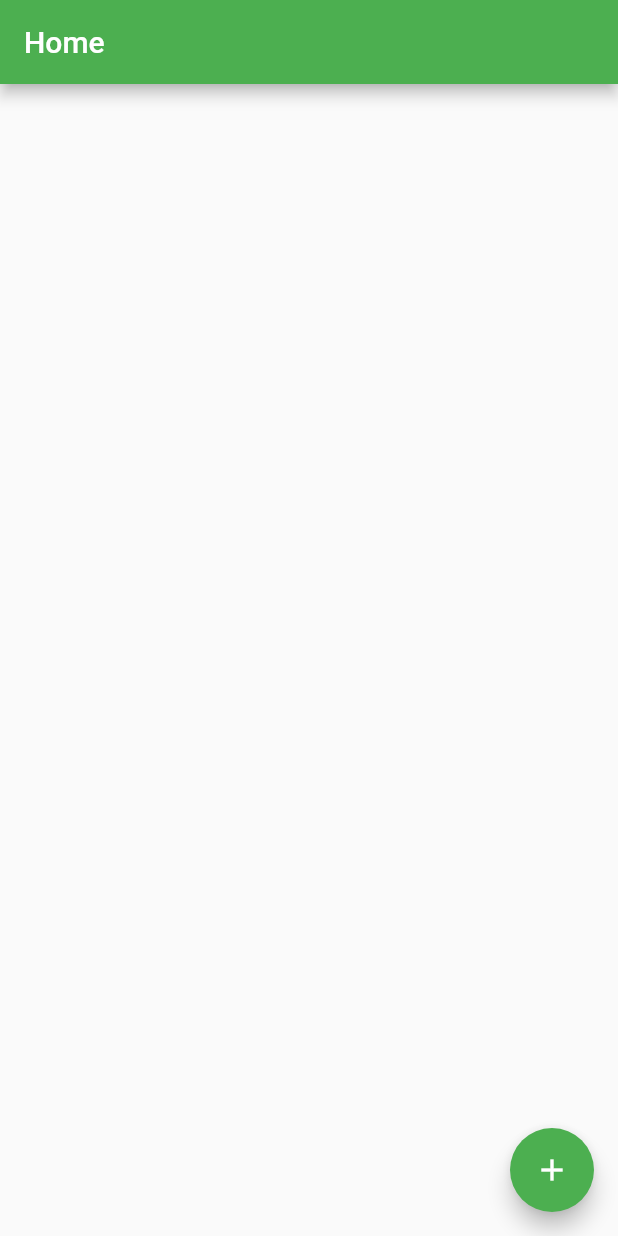
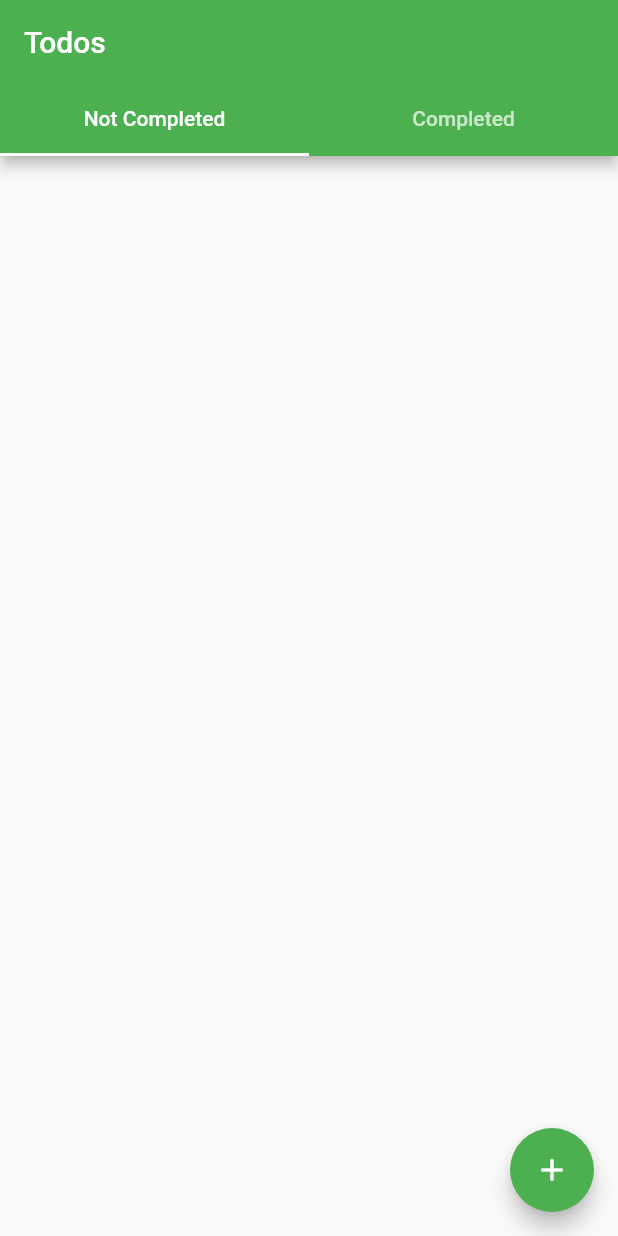
Before and after one commit to JackMoseley2001/flutter-todo, a Flutter app: the screen it shows after launch, on a phone screen of 412 x 824 dp. Run offline on Flutter 3.47's test engine with Material 2 defaults, Android fonts, the phone set to English and light mode, and no system bars; our stand-ins replace flutter_slidable.

Commit message:
Added tab list for completed and incomplete todos

```diff
--- /dev/null
+++ b/lib/completed_todo_list.dart
@@ -0,0 +1,64 @@
+import 'package:flutter/material.dart';
+import 'package:flutter_slidable/flutter_slidable.dart';
+import 'package:todolist/views/todo_list.dart';
+
+import 'todo_form.dart';
+
+import 'models/todo.dart';
+
+class CompletedTodoList extends StatefulWidget {
+  CompletedTodoList({Key key}) : super(key: key);
+
+  @override
+  _CompletedTodoListState createState() => _CompletedTodoListState();
+}
+
+class _CompletedTodoListState extends State<CompletedTodoList> {
+  List<Todo> _todos = [];
+
+  final SlidableController slidableController = SlidableController();
+
+  void _addTodo() async {
+    Todo newTodo = await Navigator.push(
+        context, MaterialPageRoute(builder: (context) => TodoForm()));
+    if (newTodo != null) {
+      setState(() {
+        _todos.add(newTodo);
+      });
+    }
+  }
+
+  void _deleteTodo(Todo item) {
+    int indexOfTodo = _todos.indexOf(item);
+    if (indexOfTodo != null) {
+      setState(() {
+        _todos.removeAt(indexOfTodo);
+      });
+    }
+  }
+
+  void _changeCompleted(Todo item, bool state) {
+    int indexOfTodo = _todos.indexOf(item);
+    if (indexOfTodo != null) {
+      setState(() {
+        _todos[indexOfTodo].completed = state;
+      });
+    }
+  }
+
+  @override
+  Widget build(BuildContext context) {
+    return Scaffold(
+      body: TodoList(
+        todos: _todos,
+        deleteItem: _deleteTodo,
+        changeCompleted: _changeCompleted,
+      ),
+      floatingActionButton: FloatingActionButton(
+        onPressed: _addTodo,
+        tooltip: 'Increment',
+        child: Icon(Icons.add),
+      ),
+    );
+  }
+}
--- a/lib/main.dart
+++ b/lib/main.dart
@@ -1,10 +1,6 @@
 import 'package:flutter/material.dart';
-import 'package:flutter_slidable/flutter_slidable.dart';
-
-import 'todo_form.dart';
-
-import 'models/todo.dart';
-import 'views/todo_row.dart';
+import 'package:todolist/completed_todo_list.dart';
+import 'not_completed_todo_list.dart';
 
 void main() {
   runApp(MyApp());
@@ -19,78 +15,26 @@ class MyApp extends StatelessWidget {
       theme: ThemeData(
         primarySwatch: Colors.green,
       ),
-      home: MyHomePage(title: 'Home'),
+      home: DefaultTabController(
+          length: 2,
+          child: Scaffold(
+            appBar: AppBar(
+              bottom: TabBar(
+                tabs: [
+                  Tab(
+                    text: 'Not Completed',
+                  ),
+                  Tab(
+                    text: 'Completed',
+                  )
+                ],
+              ),
+              title: Text('Todos'),
+            ),
+            body: TabBarView(
+              children: [NotCompletedTodoList(), CompletedTodoList()],
+            ),
+          )),
     );
   }
 }
-
-class MyHomePage extends StatefulWidget {
-  MyHomePage({Key key, this.title}) : super(key: key);
-  final String title;
-
-  @override
-  _MyHomePageState createState() => _MyHomePageState();
-}
-
-class _MyHomePageState extends State<MyHomePage> {
-  List<Todo> _todos = [];
-
-  final SlidableController slidableController = SlidableController();
-
-  void _addTodo() async {
-    Todo newTodo = await Navigator.push(
-        context, MaterialPageRoute(builder: (context) => TodoForm()));
-    if (newTodo != null) {
-      setState(() {
-        _todos.add(newTodo);
-      });
-    }
-  }
-
-  void _deleteTodo(int index) {
-    setState(() {
-      _todos.removeAt(index);
-    });
-  }
-
-  Widget _buildListItem(Todo todo, int index) {
-    return Slidable(
-      controller: slidableController,
-      key: Key(todo.id),
-      actionPane: SlidableScrollActionPane(),
-      child: TodoRow(value: todo),
-      secondaryActions: [
-        IconSlideAction(
-            caption: 'Delete',
-            color: Colors.red,
-            icon: Icons.delete,
-            onTap: () => _deleteTodo(index))
-      ],
-    );
-  }
-
-  @override
-  Widget build(BuildContext context) {
-    return Scaffold(
-      appBar: AppBar(
-        title: Text(widget.title),
-      ),
-      body: ListView.separated(
-        padding: EdgeInsets.symmetric(vertical: 10),
-        itemCount: _todos.length,
-        itemBuilder: (BuildContext context, int index) {
-          var currentItem = _todos[index];
-          return _buildListItem(currentItem, index);
-        },
-        separatorBuilder: (BuildContext context, int index) {
-          return Divider();
-        },
-      ),
-      floatingActionButton: FloatingActionButton(
-        onPressed: _addTodo,
-        tooltip: 'Increment',
-        child: Icon(Icons.add),
-      ),
-    );
-  }
-}
--- /dev/null
+++ b/lib/not_completed_todo_list.dart
@@ -0,0 +1,64 @@
+import 'package:flutter/material.dart';
+import 'package:flutter_slidable/flutter_slidable.dart';
+
+import 'todo_form.dart';
+
+import 'models/todo.dart';
+import 'package:todolist/views/todo_list.dart';
+
+class NotCompletedTodoList extends StatefulWidget {
+  NotCompletedTodoList({Key key}) : super(key: key);
+
+  @override
+  _NotCompletedTodoListState createState() => _NotCompletedTodoListState();
+}
+
+class _NotCompletedTodoListState extends State<NotCompletedTodoList> {
+  List<Todo> _todos = [];
+
+  final SlidableController slidableController = SlidableController();
+
+  void _addTodo() async {
+    Todo newTodo = await Navigator.push(
+        context, MaterialPageRoute(builder: (context) => TodoForm()));
+    if (newTodo != null) {
+      setState(() {
+        _todos.add(newTodo);
+      });
+    }
+  }
+
+  void _deleteTodo(Todo item) {
+    int indexOfTodo = _todos.indexOf(item);
+    if (indexOfTodo != null) {
+      setState(() {
+        _todos.removeAt(indexOfTodo);
+      });
+    }
+  }
+
+  void _changeCompleted(Todo item, bool state) {
+    int indexOfTodo = _todos.indexOf(item);
+    if (indexOfTodo != null) {
+      setState(() {
+        _todos[indexOfTodo].completed = state;
+      });
+    }
+  }
+
+  @override
+  Widget build(BuildContext context) {
+    return Scaffold(
+      body: TodoList(
+        todos: _todos,
+        deleteItem: _deleteTodo,
+        changeCompleted: _changeCompleted,
+      ),
+      floatingActionButton: FloatingActionButton(
+        onPressed: _addTodo,
+        tooltip: 'Increment',
+        child: Icon(Icons.add),
+      ),
+    );
+  }
+}
--- /dev/null
+++ b/lib/views/todo_list.dart
@@ -0,0 +1,54 @@
+import 'package:flutter/material.dart';
+import 'package:flutter_slidable/flutter_slidable.dart';
+import 'package:todolist/models/todo.dart';
+import 'package:todolist/views/todo_row.dart';
+
+class TodoList extends StatelessWidget {
+  TodoList(
+      {Key key,
+      @required this.todos,
+      @required this.deleteItem,
+      @required this.changeCompleted})
+      : super(key: key);
+  final List<Todo> todos;
+  final Function deleteItem;
+  final Function changeCompleted;
+
+  final SlidableController _slidableController = SlidableController();
+
+  Widget _buildListItem(Todo todo) {
+    return Slidable(
+      controller: _slidableController,
+      key: Key(todo.id),
+      actionPane: SlidableScrollActionPane(),
+      child: TodoRow(
+        value: todo,
+        changeCompleted: changeCompleted,
+      ),
+      secondaryActions: [
+        IconSlideAction(
+            caption: 'Delete',
+            color: Colors.red,
+            icon: Icons.delete,
+            onTap: () => deleteItem(todo))
+      ],
+    );
+  }
+
+  @override
+  Widget build(BuildContext context) {
+    return Container(
+      child: ListView.separated(
+        padding: EdgeInsets.symmetric(vertical: 10),
+        itemCount: todos.length,
+        itemBuilder: (BuildContext context, int index) {
+          var currentItem = todos[index];
+          return _buildListItem(currentItem);
+        },
+        separatorBuilder: (BuildContext context, int index) {
+          return Divider();
+        },
+      ),
+    );
+  }
+}
```
Also changed, not shown: lib/views/todo_row.dart (+8 -2 lines).
